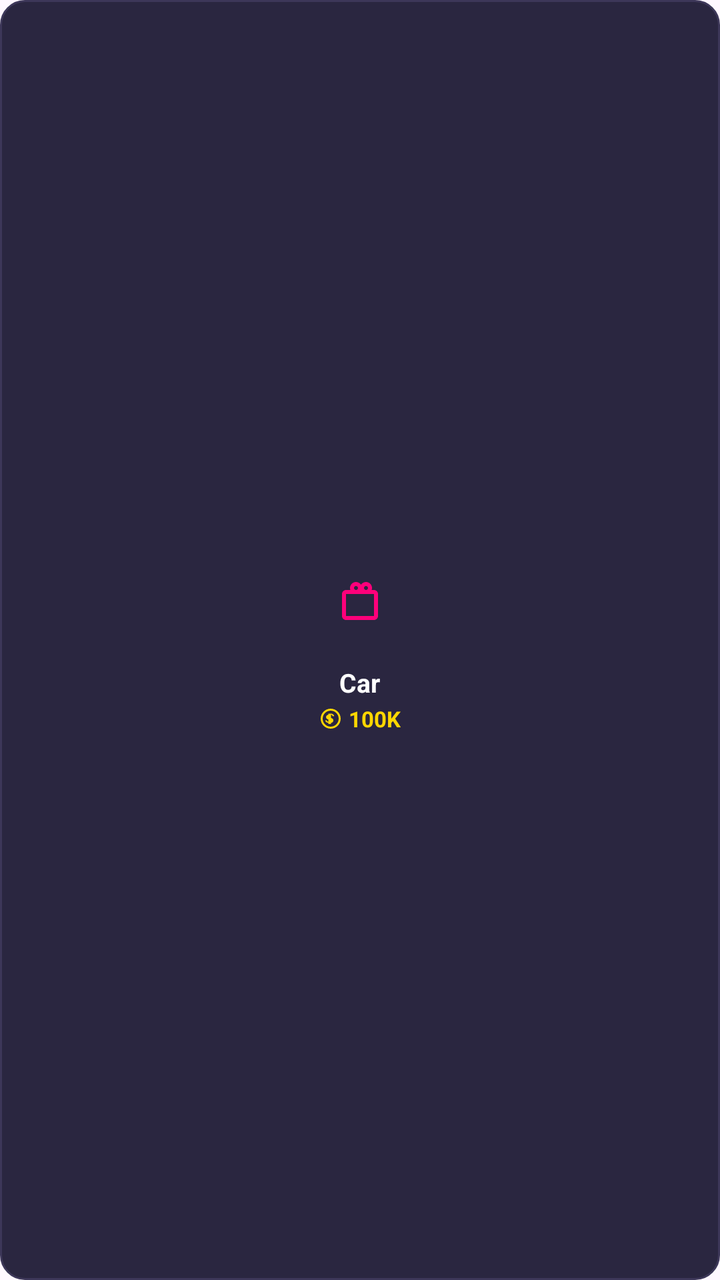
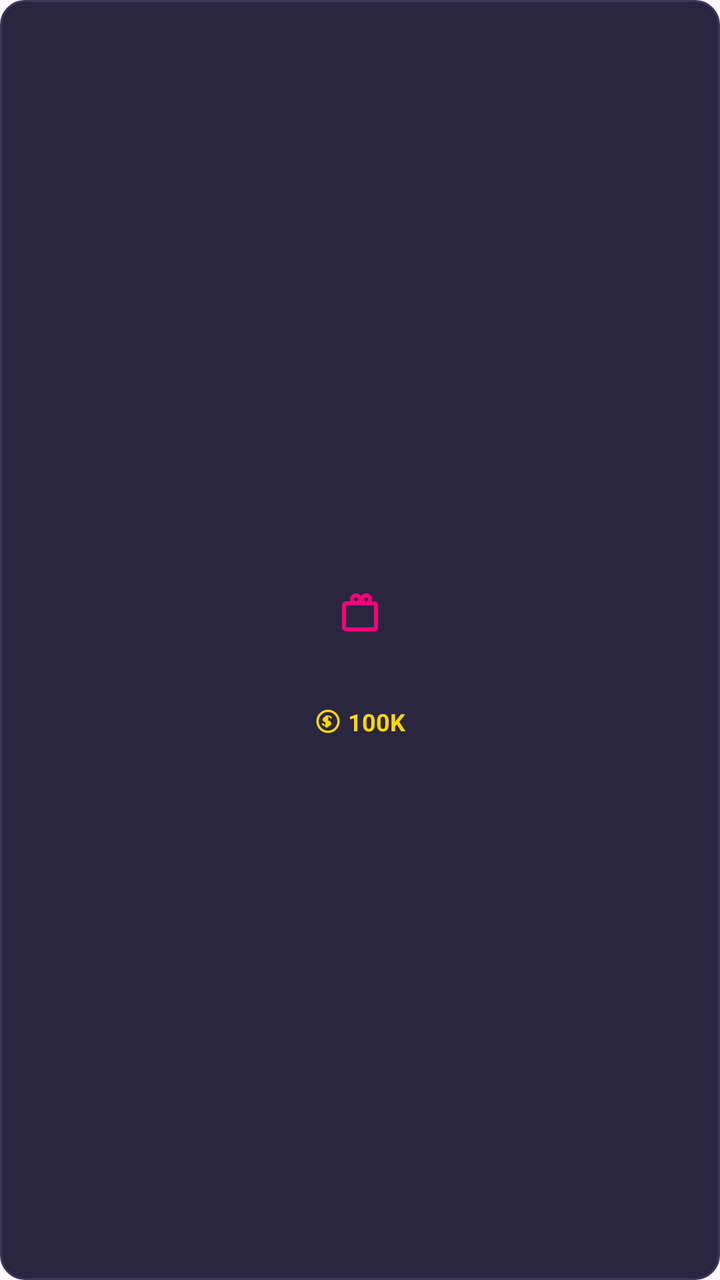

Compare the two renders of this Android layout. The source of the first and the diff that turns it into the second are given below.
<!-- AndroidManifest.xml: application theme Theme.SRVoiceChat -->
<!-- res/layout/item_gift_card.xml -->
<?xml version="1.0" encoding="utf-8"?>
<LinearLayout xmlns:android="http://schemas.android.com/apk/res/android"
    android:layout_width="match_parent"
    android:layout_height="wrap_content"
    android:orientation="vertical"
    android:gravity="center"
    android:background="@drawable/bg_gift_card_rounded"
    android:padding="8dp"
    android:layout_margin="6dp">

    
    <ImageView
        android:id="@+id/ivGiftIcon"
        android:layout_width="55dp"
        android:layout_height="55dp"
        android:scaleType="centerInside"
        android:src="@drawable/ic_gift_placeholder"
        android:layout_marginBottom="4dp"/>

    
    <TextView
        android:id="@+id/tvGiftName"
        android:layout_width="wrap_content"
        android:layout_height="wrap_content"
        android:text="Car"
        android:textColor="#FFFFFF"
        android:textSize="13sp"
        android:textStyle="bold"
        android:maxLines="1"/>

    
    <LinearLayout
        android:layout_width="wrap_content"
        android:layout_height="wrap_content"
        android:orientation="horizontal"
        android:gravity="center"
        android:layout_marginTop="2dp">

        <ImageView
            android:layout_width="12dp"
            android:layout_height="12dp"
            android:src="@drawable/ic_coin"
            android:layout_marginRight="3dp"/>

        <TextView
            android:id="@+id/tvGiftPrice"
            android:layout_width="wrap_content"
            android:layout_height="wrap_content"
            android:text="100K"
            android:textColor="@color/coin_gold"
            android:textSize="11sp"
            android:textStyle="bold"/>
    </LinearLayout>
</LinearLayout>
<!-- resources referenced by this layout -->
<resources>
  <color name="coin_gold">#FFD700</color>
  <!-- drawable bg_gift_card_rounded (drawable) -->
  <?xml version="1.0" encoding="utf-8"?>
  <shape xmlns:android="http://schemas.android.com/apk/res/android">
      <solid android:color="@color/gift_card_bg"/>
      <corners android:radius="12dp"/>
      <stroke android:width="1dp" android:color="#3D3759"/>
  </shape>
  <!-- drawable ic_coin (drawable) -->
  <vector xmlns:android="http://schemas.android.com/apk/res/android"
      android:width="24dp"
      android:height="24dp"
      android:viewportWidth="24"
      android:viewportHeight="24">
    <path
        android:fillColor="#FFD700"
        android:pathData="M12,2C6.48,2 2,6.48 2,12s4.48,10 10,10 10,-4.48 10,-10S17.52,2 12,2zm0,18c-4.41,0 -8,-3.59 -8,-8s3.59,-8 8,-8 8,3.59 8,8 -3.59,8 -8,8zm.31,-13h-2.62v1.07c-1.28,0.17 -2.31,1.04 -2.31,2.43 0,1.2 0.89,1.93 2.31,2.35v2.33c-0.74,-0.22 -1.31,-0.75 -1.52,-1.49h-1.68c0.26,1.41 1.4,2.36 3.2,2.56v1.09h2.62v-1.07c1.37,-0.19 2.38,-1.12 2.38,-2.55 0,-1.31 -0.92,-2.02 -2.38,-2.44V7.93c0.75,0.22 1.34,0.79 1.55,1.54h1.68c-0.24,-1.45 -1.39,-2.39 -3.23,-2.6v-1.07z"/>
  </vector>
  <!-- drawable ic_gift_placeholder (drawable) -->
  <vector xmlns:android="http://schemas.android.com/apk/res/android"
      android:width="24dp"
      android:height="24dp"
      android:viewportWidth="24"
      android:viewportHeight="24">
    <path
        android:fillColor="#FF007A"
        android:pathData="M20,6h-2.18c0.11,-0.31 0.18,-0.65 0.18,-1c0,-1.66 -1.34,-3 -3,-3 -1.05,0 -1.96,0.54 -2.5,1.35C11.96,2.54 11.05,2 10,2 8.34,2 7,3.34 7,5c0,0.35 0.07,0.69 0.18,1H5c-1.11,0 -1.99,0.89 -2.01,2L3,19c0,1.1 0.9,2 2,2h14c1.1,0 2,-0.9 2,-2V8c0,-1.11 -0.9,-2 -2,-2zM15,4c0.55,0 1,0.45 1,1s-0.45,1 -1,1 -1,-0.45 -1,-1 0.45,-1 1,-1zM9,5c0,-0.55 0.45,-1 1,-1s1,0.45 1,1 -0.45,1 -1,1 -1,-0.45 -1,-1zM19,19H5V8h14v11z"/>
  </vector>
  <style name="Theme.SRVoiceChat" parent="Theme.Material3.DayNight.NoActionBar">
          <item name="colorPrimary">#FF4081</item>
          <item name="android:statusBarColor">#FF4081</item>
          <item name="android:windowLightStatusBar">true</item>
      </style>
  <color name="gift_card_bg">#2A2640</color>
</resources>

<!-- the commit's change to res/layout/item_gift_card.xml (unified diff, before → after) -->
@@ -5,28 +5,17 @@
     android:orientation="vertical"
     android:gravity="center"
     android:background="@drawable/bg_gift_card_rounded"
-    android:padding="8dp"
+    android:padding="10dp"
     android:layout_margin="6dp">
 
     
     <ImageView
         android:id="@+id/ivGiftIcon"
-        android:layout_width="55dp"
-        android:layout_height="55dp"
+        android:layout_width="72dp"
+        android:layout_height="72dp"
         android:scaleType="centerInside"
         android:src="@drawable/ic_gift_placeholder"
-        android:layout_marginBottom="4dp"/>
-
-    
-    <TextView
-        android:id="@+id/tvGiftName"
-        android:layout_width="wrap_content"
-        android:layout_height="wrap_content"
-        android:text="Car"
-        android:textColor="#FFFFFF"
-        android:textSize="13sp"
-        android:textStyle="bold"
-        android:maxLines="1"/>
+        android:layout_marginBottom="8dp"/>
 
     
     <LinearLayout
@@ -37,8 +26,8 @@
         android:layout_marginTop="2dp">
 
         <ImageView
-            android:layout_width="12dp"
-            android:layout_height="12dp"
+            android:layout_width="14dp"
+            android:layout_height="14dp"
             android:src="@drawable/ic_coin"
             android:layout_marginRight="3dp"/>
 
@@ -48,7 +37,7 @@
             android:layout_height="wrap_content"
             android:text="100K"
             android:textColor="@color/coin_gold"
-            android:textSize="11sp"
+            android:textSize="12sp"
             android:textStyle="bold"/>
     </LinearLayout>
 </LinearLayout>
